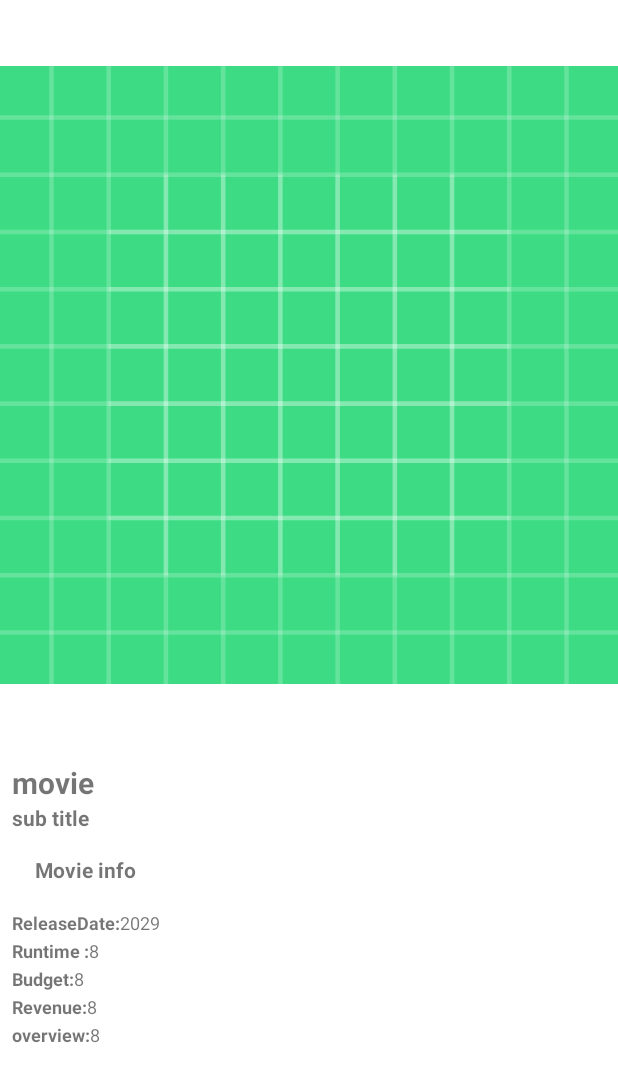
After one commit to bogoslovskiydenis/VideoMVVMKotlit, an Android app: the SingleMovie screen opened directly, with no data from a screen before it, on a phone screen of 412 x 824 dp. The commit adds this screen. Shown: the top 1082 px of the screen. Run offline under Robolectric (Android 15) with nearby library versions, the phone set to English and light mode, and no system bars.

Commit message:
repository -> create NetworkState with plugin GsonToKotlin Create Api DB-> Retrofit MovieDBClient.kt Interface DB-> MovieDbInterface.kt

```diff
--- a/app/build.gradle
+++ b/app/build.gradle
@@ -40,6 +40,8 @@ dependencies {
     implementation 'com.google.android.material:material:1.3.0'
     implementation 'androidx.constraintlayout:constraintlayout:2.0.4'
     implementation 'androidx.lifecycle:lifecycle-extensions:2.2.0'
+    implementation 'androidx.navigation:navigation-fragment-ktx:2.3.5'
+    implementation 'androidx.navigation:navigation-ui-ktx:2.3.5'
     testImplementation 'junit:junit:4.+'
     androidTestImplementation 'androidx.test.ext:junit:1.1.2'
 
--- a/app/src/main/AndroidManifest.xml
+++ b/app/src/main/AndroidManifest.xml
@@ -9,6 +9,10 @@
         android:roundIcon="@mipmap/ic_launcher_round"
         android:supportsRtl="true"
         android:theme="@style/Theme.VideoMVVMKotlit">
+        <activity
+            android:name=".single_movie_details.SingleMovie"
+            android:label="@string/title_activity_single_movie"
+            android:theme="@style/Theme.VideoMVVMKotlit.NoActionBar"></activity>
         <activity android:name=".MainActivity">
             <intent-filter>
                 <action android:name="android.intent.action.MAIN" />
--- /dev/null
+++ b/app/src/main/java/com/example/videomvvmkotlit/api/MovieDBClient.kt
@@ -0,0 +1,46 @@
+package com.example.videomvvmkotlit.api
+
+import okhttp3.Interceptor
+import okhttp3.OkHttpClient
+import retrofit2.Retrofit
+import retrofit2.adapter.rxjava.RxJavaCallAdapterFactory
+import retrofit2.converter.gson.GsonConverterFactory
+import java.util.concurrent.TimeUnit
+
+
+const val API_KEY = "cad40441ab95aa93c214e8d6c53636d1"
+const val BASE_URL = "https://developers.themoviedb.org/3/"
+
+const val POSTER_BASE_URL = "https://image.tmdb.org/t/p/w500/nkayOAUBUu4mMvyNf9iHSUiPjF1.jpg"
+
+
+object MovieDBClient {
+    fun getClient(): MovieDbInterface {
+        val requestInterceptor = Interceptor { chain ->
+            //take only one argument which is a labmda fun
+
+            val url =
+                chain.request().url()
+                    .newBuilder()
+                    .addQueryParameter("api_key", API_KEY)
+                    .build()
+
+            val request = chain.request().newBuilder().url(url).build()
+
+            return@Interceptor chain.proceed(request) //returm value from @annotation  , lambda retunrs the value
+
+        }
+
+        val okHttpClient: OkHttpClient = OkHttpClient.Builder()
+            .addInterceptor(requestInterceptor)
+            .connectTimeout(60, TimeUnit.SECONDS)
+            .build()
+
+
+        return  Retrofit.Builder().client(okHttpClient).baseUrl(BASE_URL)
+            .addCallAdapterFactory(RxJavaCallAdapterFactory.create())
+            .addConverterFactory(GsonConverterFactory.create())
+            .build()
+            .create(MovieDbInterface::class.java)
+    }
+}
--- /dev/null
+++ b/app/src/main/java/com/example/videomvvmkotlit/api/MovieDbInterface.kt
@@ -0,0 +1,18 @@
+package com.example.videomvvmkotlit.api
+
+import com.example.videomvvmkotlit.vo.MovieDetails
+import retrofit2.http.GET
+import retrofit2.http.Path
+import rx.Single
+
+interface MovieDbInterface {
+    /**BaseURl -> Retrofit
+    https://developers.themoviedb.org/3/
+    GetPopular
+    https://api.themoviedb.org/3/movie/popular?api_key=cad40441ab95aa93c214e8d6c53636d1
+    GetDetails
+    https://api.themoviedb.org/3/movie/460465?api_key=cad40441ab95aa93c214e8d6c53636d1 **/
+
+    @GET("movie/{movie_id}")
+    fun getMovieDetails(@Path("movie_id") id: Int): Single<MovieDetails>
+}
--- /dev/null
+++ b/app/src/main/java/com/example/videomvvmkotlit/single_movie_details/SingleMovie.kt
@@ -0,0 +1,12 @@
+package com.example.videomvvmkotlit.single_movie_details
+
+import androidx.appcompat.app.AppCompatActivity
+import android.os.Bundle
+import com.example.videomvvmkotlit.R
+
+class SingleMovie : AppCompatActivity() {
+    override fun onCreate(savedInstanceState: Bundle?) {
+        super.onCreate(savedInstanceState)
+        setContentView(R.layout.activity_single_movie2)
+    }
+}
--- /dev/null
+++ b/app/src/main/java/com/example/videomvvmkotlit/vo/MovieDetails.kt
@@ -0,0 +1,27 @@
+package com.example.videomvvmkotlit.vo
+
+
+import com.google.gson.annotations.SerializedName
+
+data class MovieDetails(
+    val budget: Int,
+
+    val id: Int,
+
+    val overview: String,
+    val popularity: Double,
+    @SerializedName("poster_path")
+    val posterPath: String,
+
+    @SerializedName("release_date")
+    val releaseDate: String,
+    val revenue: Int,
+
+    val status: String,
+    val tagline: String,
+    val title: String,
+    val video: Boolean,
+    @SerializedName("vote_average")
+    val rating: Double,
+
+)
--- /dev/null
+++ b/app/src/main/res/layout/activity_single_movie2.xml
@@ -0,0 +1,201 @@
+<?xml version="1.0" encoding="utf-8"?>
+<androidx.constraintlayout.widget.ConstraintLayout xmlns:android="http://schemas.android.com/apk/res/android"
+    xmlns:app="http://schemas.android.com/apk/res-auto"
+    xmlns:tools="http://schemas.android.com/tools"
+    android:layout_width="match_parent"
+    android:layout_height="match_parent"
+    tools:context=".single_movie_details.SingleMovie">
+
+
+    <LinearLayout
+        android:layout_width="match_parent"
+        android:layout_height="match_parent"
+        android:orientation="vertical">
+
+        <ProgressBar
+            android:id="@+id/progress_bar"
+            android:layout_width="wrap_content"
+            android:layout_height="match_parent"
+            android:gravity="center"
+            android:visibility="gone" />
+
+        <TextView
+            android:id="@+id/txt_error"
+            android:layout_width="match_parent"
+            android:layout_height="match_parent"
+            android:gravity="center"
+            android:text="Connection Problem"
+            android:visibility="gone" />
+
+        <ScrollView
+            android:layout_width="match_parent"
+            android:layout_height="match_parent"
+            app:layout_constaintTop_toTopOf="parent">
+
+
+            <LinearLayout
+                android:id="@+id/linearLayout"
+                android:layout_width="match_parent"
+                android:layout_height="match_parent"
+                android:orientation="vertical">
+
+                <ImageView
+                    android:id="@+id/iv_movie_poster"
+                    android:layout_width="match_parent"
+                    android:layout_height="500dp"
+                    android:layout_gravity="center"
+                    android:src="@drawable/ic_launcher_background" />
+
+                <LinearLayout
+                    android:layout_width="match_parent"
+                    android:layout_height="match_parent"
+                    android:layout_margin="8dp"
+                    android:orientation="vertical">
+
+                    <TextView
+                        android:id="@+id/movie_title"
+                        android:layout_width="wrap_content"
+                        android:layout_height="wrap_content"
+                        android:text="movie"
+                        android:textSize="20sp"
+                        android:textStyle="bold" />
+
+                    <TextView
+
+                        android:id="@+id/movie_tagline"
+                        android:layout_width="wrap_content"
+                        android:layout_height="wrap_content"
+                        android:text="sub title"
+                        android:textSize="14sp"
+                        android:textStyle="bold" />
+
+                    <TextView
+                        android:layout_width="wrap_content"
+                        android:layout_height="wrap_content"
+                        android:layout_margin="15dp"
+                        android:text="Movie info"
+                        android:textSize="14sp"
+                        android:textStyle="bold" />
+
+                    <LinearLayout
+                        android:layout_width="match_parent"
+                        android:layout_height="match_parent"
+                        android:orientation="horizontal">
+
+                        <TextView
+                            android:layout_width="wrap_content"
+                            android:layout_height="wrap_content"
+                            android:layout_marginTop="2dp"
+                            android:text="ReleaseDate:"
+                            android:textSize="12dp"
+                            android:textStyle="bold" />
+
+
+                        <TextView
+                            android:id="@+id/movie_release_date"
+                            android:layout_width="wrap_content"
+                            android:layout_height="wrap_content"
+                            android:layout_marginTop="2dp"
+                            android:text="2029"
+                            android:textSize="12sp" />
+                    </LinearLayout>
+
+                    <LinearLayout
+                        android:layout_width="match_parent"
+                        android:layout_height="match_parent"
+                        android:orientation="horizontal">
+
+                        <TextView
+                            android:layout_width="wrap_content"
+                            android:layout_height="wrap_content"
+                            android:layout_marginTop="2dp"
+                            android:text="Runtime :"
+                            android:textSize="12sp"
+                            android:textStyle="bold"/>
+
+                        <TextView
+                            android:layout_width="wrap_content"
+                            android:layout_height="wrap_content"
+                            android:id="@+id/movie_runtime"
+                            android:layout_marginTop="2dp"
+                            android:text="8"
+                            android:textSize="12sp"/>
+
+                    </LinearLayout>
+                    <LinearLayout
+                        android:layout_width="match_parent"
+                        android:layout_height="match_parent"
+                        android:orientation="horizontal">
+
+                        <TextView
+                            android:layout_width="wrap_content"
+                            android:layout_height="wrap_content"
+                            android:layout_marginTop="2dp"
+                            android:text="Budget:"
+                            android:textSize="12sp"
+                            android:textStyle="bold"/>
+
+                        <TextView
+                            android:layout_width="wrap_content"
+                            android:layout_height="wrap_content"
+                            android:id="@+id/movie_Budget"
+                            android:layout_marginTop="2dp"
+                            android:text="8"
+                            android:textSize="12sp"/>
+
+                    </LinearLayout>
+                    <LinearLayout
+                        android:layout_width="match_parent"
+                        android:layout_height="match_parent"
+                        android:orientation="horizontal">
+
+                        <TextView
+                            android:layout_width="wrap_content"
+                            android:layout_height="wrap_content"
+                            android:layout_marginTop="2dp"
+                            android:text="Revenue:"
+                            android:textSize="12sp"
+                            android:textStyle="bold"/>
+
+                        <TextView
+                            android:layout_width="wrap_content"
+                            android:layout_height="wrap_content"
+                            android:id="@+id/movie_Revenue"
+                            android:layout_marginTop="2dp"
+                            android:text="8"
+                            android:textSize="12sp"/>
+
+                    </LinearLayout>
+                    <LinearLayout
+                        android:layout_width="match_parent"
+                        android:layout_height="match_parent"
+                        android:orientation="horizontal">
+
+                        <TextView
+                            android:layout_width="wrap_content"
+                            android:layout_height="wrap_content"
+                            android:layout_marginTop="2dp"
+                            android:text="overview:"
+                            android:textSize="12sp"
+                            android:textStyle="bold"/>
+
+                        <TextView
+                            android:layout_width="wrap_content"
+                            android:layout_height="wrap_content"
+                            android:id="@+id/movie_overview"
+                            android:layout_marginTop="2dp"
+                            android:text="8"
+                            android:textSize="12sp"/>
+
+                    </LinearLayout>
+
+
+
+                </LinearLayout>
+
+            </LinearLayout>
+
+        </ScrollView>
+
+    </LinearLayout>
+</androidx.constraintlayout.widget.ConstraintLayout>
--- a/app/src/main/res/values/strings.xml
+++ b/app/src/main/res/values/strings.xml
@@ -1,3 +1,12 @@
 <resources>
     <string name="app_name">Video MVVM Kotlit</string>
+    <string name="title_activity_single_movie">SingleMovie</string>
+    <!-- Strings used for fragments for navigation -->
+    <string name="first_fragment_label">First Fragment</string>
+    <string name="second_fragment_label">Second Fragment</string>
+    <string name="next">Next</string>
+    <string name="previous">Previous</string>
+
+    <string name="hello_first_fragment">Hello first fragment</string>
+    <string name="hello_second_fragment">Hello second fragment. Arg: %1$s</string>
 </resources>
--- a/app/src/main/res/values/themes.xml
+++ b/app/src/main/res/values/themes.xml
@@ -13,4 +13,13 @@
         <item name="android:statusBarColor" tools:targetApi="l">?attr/colorPrimaryVariant</item>
         <!-- Customize your theme here. -->
     </style>
+
+    <style name="Theme.VideoMVVMKotlit.NoActionBar">
+        <item name="windowActionBar">false</item>
+        <item name="windowNoTitle">true</item>
+    </style>
+
+    <style name="Theme.VideoMVVMKotlit.AppBarOverlay" parent="ThemeOverlay.AppCompat.Dark.ActionBar" />
+
+    <style name="Theme.VideoMVVMKotlit.PopupOverlay" parent="ThemeOverlay.AppCompat.Light" />
 </resources>
```
